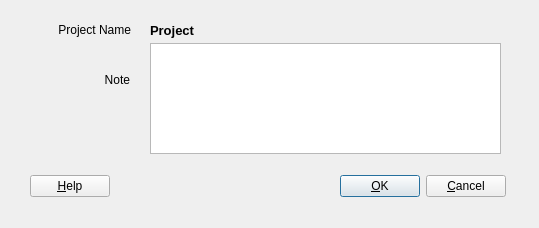
This is clients/tlist/notes.ui in gam3/trasker as Qt 5 draws it before an edit. The edited form follows.
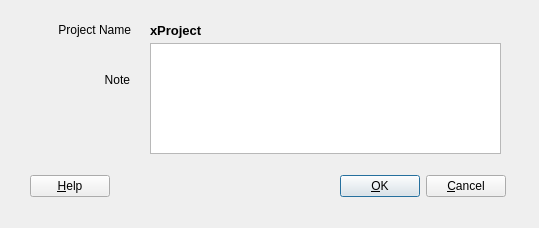
This is the edited form.

Patch:
```diff
--- a/clients/tlist/notes.ui
+++ b/clients/tlist/notes.ui
@@ -138,7 +138,7 @@
     <string comment="This is replaced with the project name." >The project</string>
    </property>
    <property name="text" >
-    <string>Project</string>
+    <string>xProject</string>
    </property>
    <property name="wordWrap" >
     <bool>false</bool>
```
